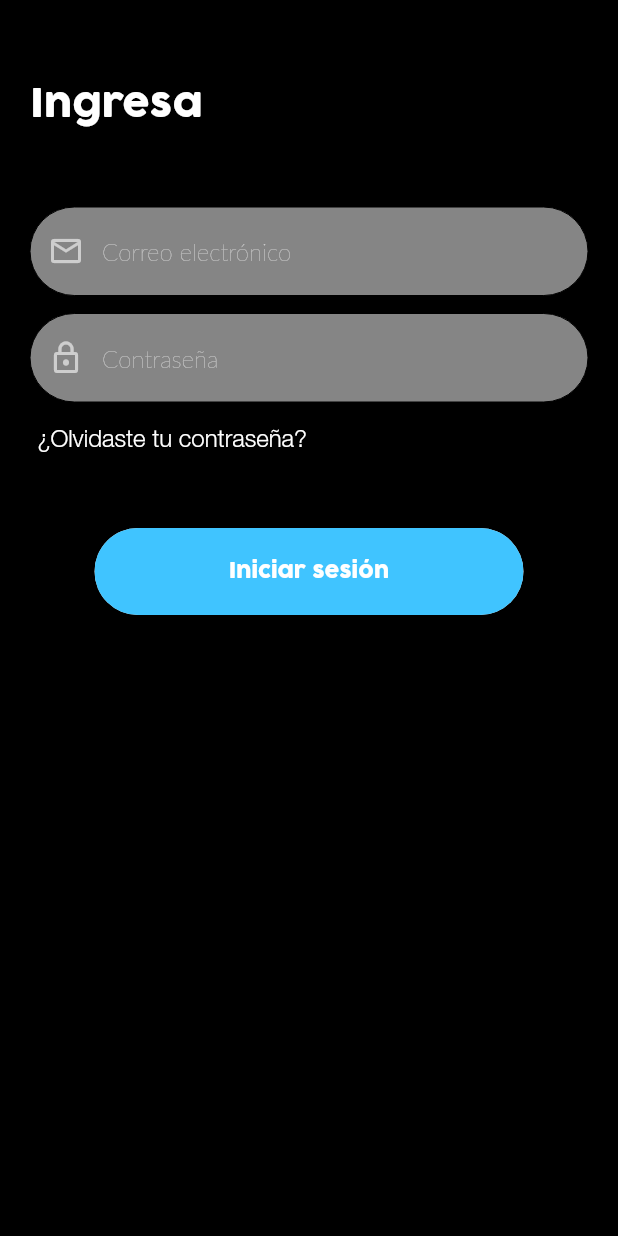
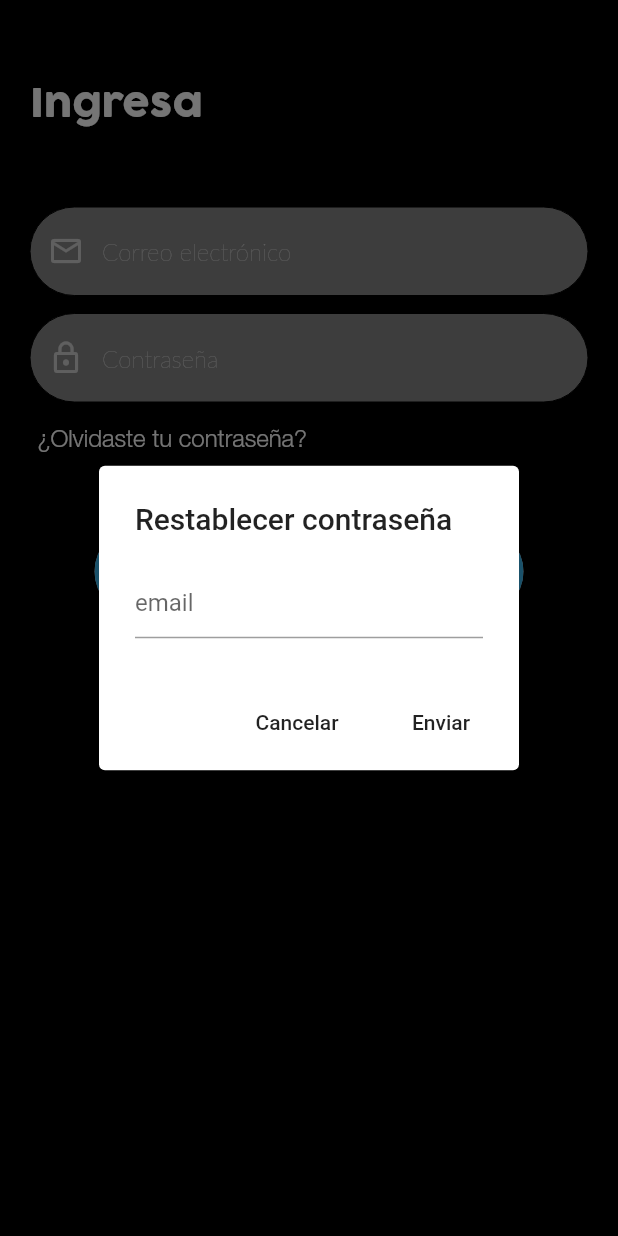
Before and after one commit to hanniiel/flutter_tv, a Flutter app: the screen it shows after launch, after a tap on "¿Olvidaste tu contraseña?", on a phone screen of 412 x 824 dp. Run offline on Flutter 3.47's test engine with Material 2 defaults, Android fonts, the phone set to English and light mode, and no system bars; our stand-ins replace bloc, cloud_firestore, equatable, firebase_auth, firebase_core, flutter_bloc and 1 more; missing offline and left inert: dart:html, platform_svg; accounts and stored records are empty; Roboto replaces fonts that are missing (Lato).

Commit message:
reset password + bloc implementation + repo

```diff
--- a/lib/bloc/login/bloc_login.dart
+++ b/lib/bloc/login/bloc_login.dart
@@ -18,6 +18,8 @@ class LoginBloc extends Bloc<LoginEvent, LoginState> {
         email: event.email,
         password: event.password,
       );
+    } else if (event is ResetPassword) {
+      yield* _mapToResetPassword(event.email);
     }
   }
 
@@ -28,8 +30,17 @@ class LoginBloc extends Bloc<LoginEvent, LoginState> {
       await _authRepository.signInWithCredentials(
           email: email, password: password);
       yield LoginState.success();
-    } catch (e) {
-      print(e);
+    } catch (_) {
+      yield LoginState.failure();
+    }
+  }
+
+  Stream<LoginState> _mapToResetPassword(String email) async* {
+    yield LoginState.loading();
+    try {
+      await _authRepository.resetPassword(email);
+      yield LoginState.reset();
+    } catch (_) {
       yield LoginState.failure();
     }
   }
@@ -38,16 +49,18 @@ class LoginBloc extends Bloc<LoginEvent, LoginState> {
 //state
 class LoginState {
   final bool isSubmitting;
+  final bool isReset;
   final bool isSuccess;
   final bool isFailure;
 
-  LoginState({this.isSubmitting, this.isFailure, this.isSuccess});
+  LoginState({this.isSubmitting, this.isReset, this.isFailure, this.isSuccess});
 
   factory LoginState.empty() {
     return LoginState(
       isSubmitting: false,
       isFailure: false,
       isSuccess: false,
+      isReset: false,
     );
   }
 
@@ -56,11 +69,13 @@ class LoginState {
       isSubmitting: true,
       isFailure: false,
       isSuccess: false,
+      isReset: false,
     );
   }
 
   factory LoginState.failure() {
     return LoginState(
+      isReset: false,
       isSubmitting: false,
       isSuccess: false,
       isFailure: true,
@@ -69,8 +84,18 @@ class LoginState {
 
   factory LoginState.success() {
     return LoginState(
+      isReset: false,
       isSubmitting: false,
       isSuccess: true,
+      isFailure: false,
+    );
+  }
+
+  factory LoginState.reset() {
+    return LoginState(
+      isReset: true,
+      isSubmitting: false,
+      isSuccess: false,
       isFailure: false,
     );
   }
@@ -82,6 +107,15 @@ abstract class LoginEvent extends Equatable {
 
   @override
   List<Object> get props => [];
+}
+
+class ResetPassword extends LoginEvent {
+  final String email;
+
+  const ResetPassword(this.email);
+
+  @override
+  List<Object> get props => [email];
 }
 
 class LoginWithCredentialsPressed extends LoginEvent {
--- a/lib/repositories/auth/auth_repository.dart
+++ b/lib/repositories/auth/auth_repository.dart
@@ -9,6 +9,9 @@ class AuthRepository {
     return auth.signInWithEmailAndPassword(email: email, password: password);
   }
 
+  Future<void> resetPassword(String email) =>
+      auth.sendPasswordResetEmail(email: email);
+
   User get getUser => auth.currentUser;
 
   bool get isLoggedIn => auth.currentUser != null;
--- a/lib/views/login_view.dart
+++ b/lib/views/login_view.dart
@@ -21,8 +21,40 @@ class LoginScreen extends StatelessWidget {
           if (state.isSuccess) {
             BlocProvider.of<AuthenticationBloc>(context).add(LoggedIn());
             Navigator.pushReplacementNamed(context, HomeScreen.id);
+          } else if (state.isReset) {
+            showDialog(
+                context: context,
+                builder: (_) {
+                  return AlertDialog(
+                    title: Text('Restablecer contraseña'),
+                    content: Text('Se ha enviado el correo'),
+                    actions: [
+                      FlatButton(
+                        onPressed: () {
+                          Navigator.pop(context);
+                        },
+                        child: Text('Aceptar'),
+                      )
+                    ],
+                  );
+                });
           } else if (state.isFailure) {
-            print("failure to log in");
+            showDialog(
+                context: context,
+                builder: (_) {
+                  return AlertDialog(
+                    title: Text('Error'),
+                    content: Text('Ha ocurrido un error al iniciar sesión'),
+                    actions: [
+                      FlatButton(
+                        onPressed: () {
+                          Navigator.pop(context);
+                        },
+                        child: Text('Aceptar'),
+                      )
+                    ],
+                  );
+                });
           }
         },
         child: Column(
@@ -134,7 +166,39 @@ class LoginScreen extends StatelessWidget {
                 padding: EdgeInsets.only(left: 25, top: 15),
                 child: InkWell(
                   onTap: () {
-                    print('resetPassword');
+                    showDialog(
+                      context: context,
+                      builder: (_) {
+                        var resetController = TextEditingController();
+                        return AlertDialog(
+                          title: Text('Restablecer contraseña'),
+                          content: TextField(
+                            controller: resetController,
+                            keyboardType: TextInputType.emailAddress,
+                            decoration: InputDecoration(
+                              hintText: "email",
+                            ),
+                          ),
+                          actions: [
+                            FlatButton(
+                              onPressed: () {
+                                Navigator.pop(context);
+                              },
+                              child: Text('Cancelar'),
+                            ),
+                            FlatButton(
+                              onPressed: () {
+                                print(resetController.value.text);
+                                BlocProvider.of<LoginBloc>(context).add(
+                                    ResetPassword(resetController.value.text));
+                                Navigator.pop(context);
+                              },
+                              child: Text('Enviar'),
+                            ),
+                          ],
+                        );
+                      },
+                    );
                   },
                   child: Text(
                     '¿Olvidaste tu contraseña?',
```
